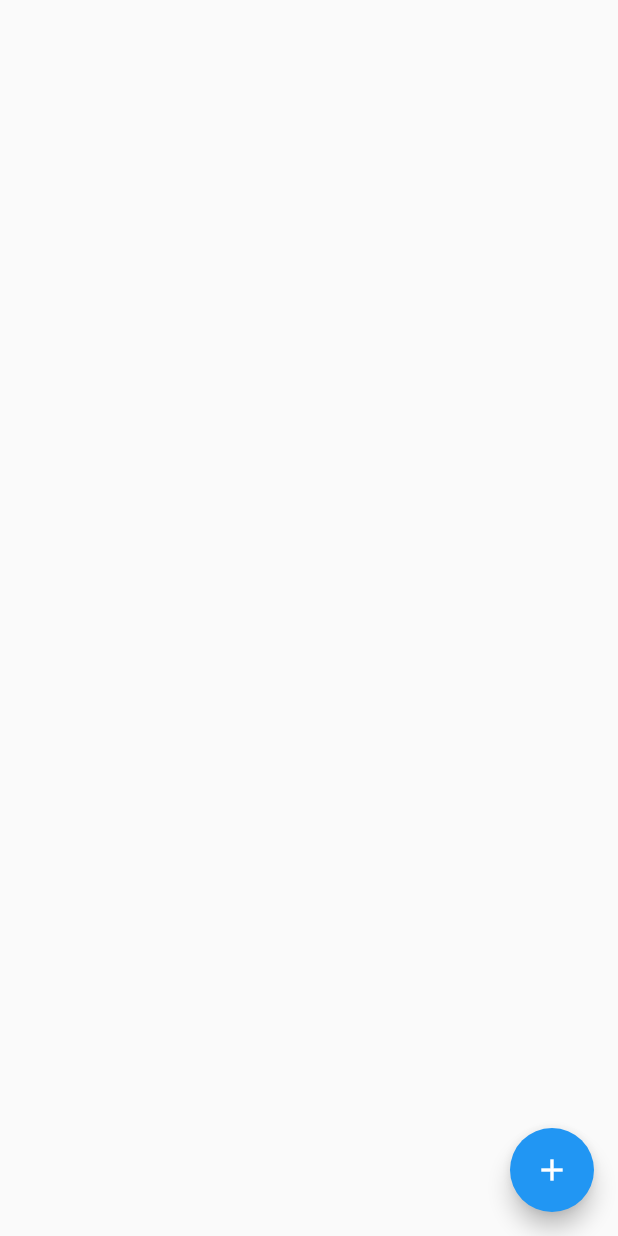
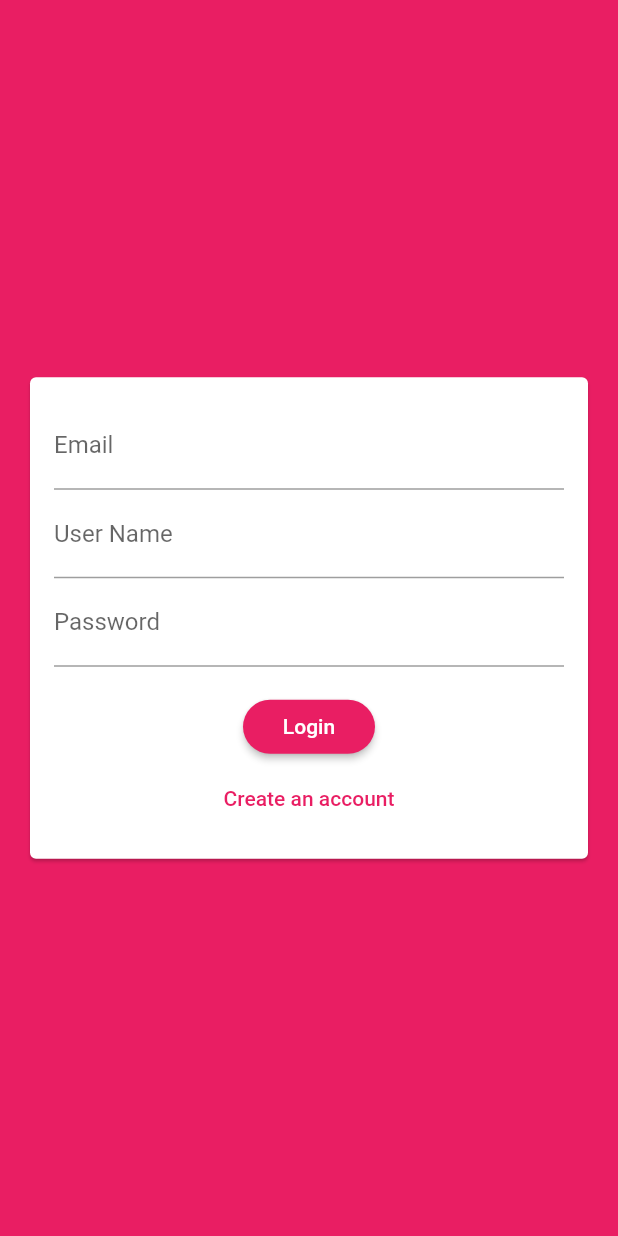
Before and after one commit to AishwaryaPai20/Chat_App, a Flutter app: the screen it shows after launch, on a phone screen of 412 x 824 dp. Run offline on Flutter 3.47's test engine with Material 2 defaults, Android fonts, the phone set to English and light mode, and no system bars; our stand-ins replace cloud_firestore, firebase_auth, firebase_core; accounts and stored records are empty.

Commit message:
Authentication Form

```diff
--- a/lib/main.dart
+++ b/lib/main.dart
@@ -1,5 +1,6 @@
 import 'package:chat_app/screens/chat_screen.dart';
 import 'package:flutter/material.dart';
+import './screens/auth_screen.dart';
 
 void main() {
   runApp(const MyApp());
@@ -14,9 +15,17 @@ class MyApp extends StatelessWidget {
     return MaterialApp(
       title: 'Flutter Chat',
       theme: ThemeData(
-        primarySwatch: Colors.blue,
-      ),
-      home: const ChatScreen(),
+          primarySwatch: Colors.pink,
+          backgroundColor: Colors.pink,
+          accentColor: Colors.deepPurple,
+          accentColorBrightness: Brightness.dark,
+          buttonTheme: ButtonTheme.of(context).copyWith(
+            buttonColor: Colors.pink,
+            textTheme: ButtonTextTheme.primary,
+            shape:
+                RoundedRectangleBorder(borderRadius: BorderRadius.circular(20)),
+          )),
+      home: AuthScreen(),
     );
   }
 }
--- a/lib/screens/auth_screen.dart
+++ b/lib/screens/auth_screen.dart
@@ -0,0 +1,19 @@
+import 'package:flutter/material.dart';
+import '../widgets/auth/auth_form.dart';
+
+class AuthScreen extends StatefulWidget {
+  const AuthScreen({Key? key}) : super(key: key);
+
+  @override
+  State<AuthScreen> createState() => _AuthScreenState();
+}
+
+class _AuthScreenState extends State<AuthScreen> {
+  @override
+  Widget build(BuildContext context) {
+    return Scaffold(
+      backgroundColor: Theme.of(context).primaryColor,
+      body: AuthForm(),
+    );
+  }
+}
--- /dev/null
+++ b/lib/widgets/auth/auth_form.dart
@@ -0,0 +1,104 @@
+import 'package:flutter/material.dart';
+
+class AuthForm extends StatefulWidget {
+  const AuthForm({Key? key}) : super(key: key);
+
+  @override
+  State<AuthForm> createState() => _AuthFormState();
+}
+
+class _AuthFormState extends State<AuthForm> {
+  final _formKey = GlobalKey<FormState>();
+  String _email = '';
+  String _password = '';
+  String _displayName = '';
+
+  void _trySubmit() {
+    final isValid = _formKey.currentState?.validate();
+    if (isValid!) {
+      _formKey.currentState!.save();
+      print(_email);
+      print(_password);
+      print(_displayName);
+    }
+  }
+
+  @override
+  Widget build(BuildContext context) {
+    return Center(
+      child: Card(
+        key: _formKey,
+        margin: EdgeInsets.all(20),
+        child: SingleChildScrollView(
+          child: Padding(
+            padding: EdgeInsets.all(16),
+            child: Form(
+              child: Column(
+                mainAxisSize: MainAxisSize.min,
+                children: <Widget>[
+                  TextFormField(
+                    validator: (value) {
+                      if (value!.isEmpty || !value.contains('@')) {
+                        return 'Please enter a valid email';
+                      }
+                      return null;
+                    },
+                    keyboardType: TextInputType.emailAddress,
+                    decoration: const InputDecoration(
+                      labelText: 'Email',
+                    ),
+                    onSaved: (value) {
+                      _email = value!;
+                    },
+                  ),
+                  TextFormField(
+                    validator: (value) {
+                      if (value!.isEmpty || value.length < 4) {
+                        return 'Username must be atleast 4 characters long';
+                      }
+                      return null;
+                    },
+                    decoration: const InputDecoration(
+                      labelText: 'User Name',
+                    ),
+                    onSaved: (value) {
+                      _displayName = value!;
+                    },
+                  ),
+                  TextFormField(
+                    validator: (value) {
+                      if (value!.isEmpty || value.length < 7) {
+                        return 'Password must be atleast 7 characters long';
+                      }
+                      return null;
+                    },
+                    keyboardType: TextInputType.text,
+                    decoration: const InputDecoration(
+                      labelText: 'Password',
+                    ),
+                    obscureText: true,
+                    onSaved: (value) {
+                      _password = value!;
+                    },
+                  ),
+                  const SizedBox(
+                    height: 16,
+                  ),
+                  RaisedButton(
+                    child: const Text('Login'),
+                    onPressed: _trySubmit,
+                  ),
+                  FlatButton(
+                    textColor: Theme.of(context).primaryColor,
+                    child: const Text('Create an account'),
+                    onPressed: () {},
+                  ),
+                ],
+              ),
+            ),
+          ),
+        ),
+      ),
+    );
+  }
+}
```
